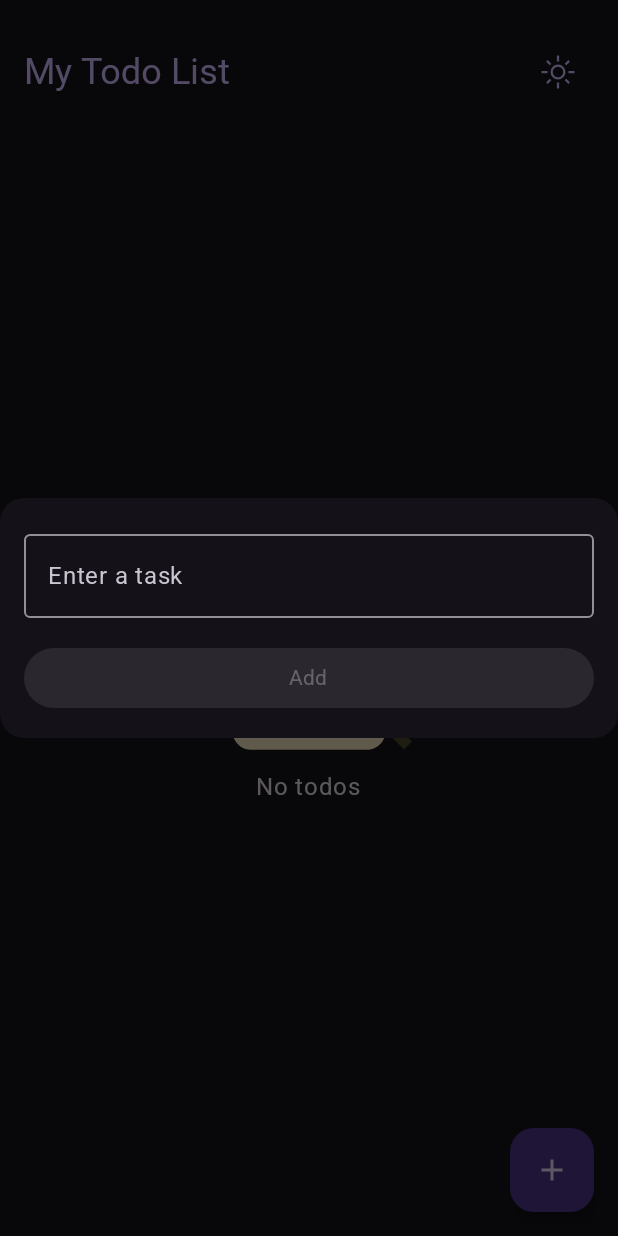
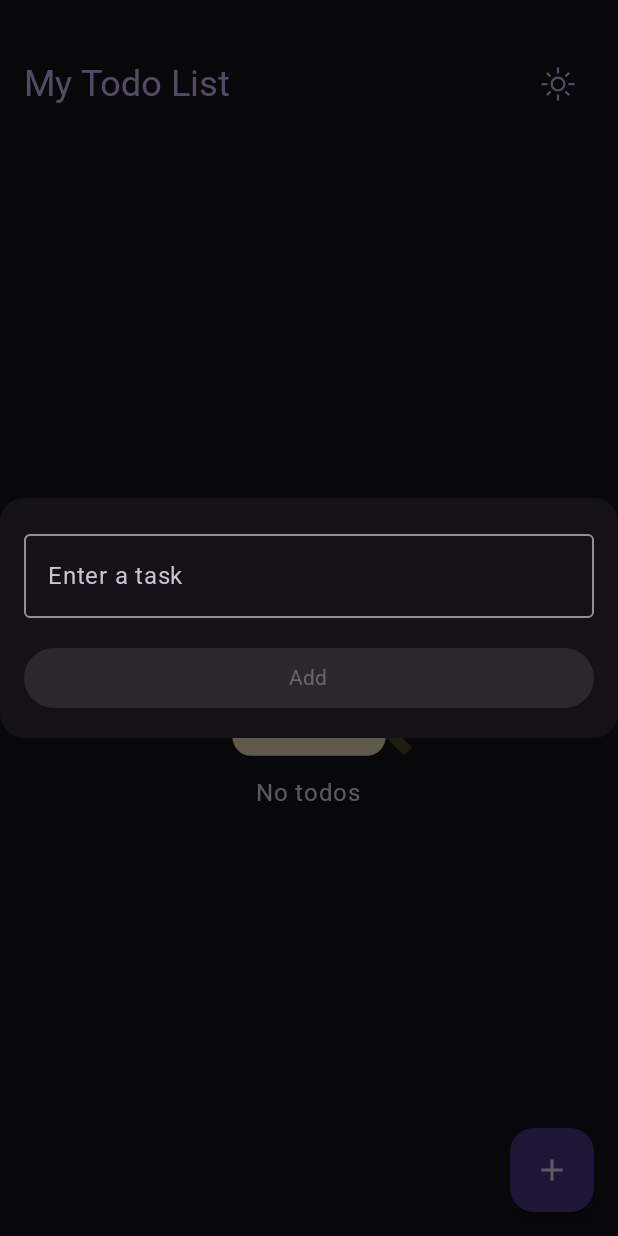
Before and after one commit to Norbert445/TaskFlow, an Android app built with Jetpack Compose: the screen it shows after launch (MainActivity), after a tap on "Floating action button for adding Todo.", on a phone screen of 412 x 824 dp. Run offline under Robolectric (Android 15) with nearby library versions, the phone set to English and light mode, and no system bars; our stand-ins replace Room's generated code; Roboto replaces fonts that are not available here; 1 other tap on this screen came first.

Commit message:
refactor: reusable padding sizes

```diff
--- a/app/src/main/java/com/example/taskflow/presentation/ui/create_todo/CreateTodoDialog.kt
+++ b/app/src/main/java/com/example/taskflow/presentation/ui/create_todo/CreateTodoDialog.kt
@@ -13,8 +13,8 @@ import androidx.compose.runtime.Composable
 import androidx.compose.ui.Modifier
 import androidx.compose.ui.draw.clip
 import androidx.compose.ui.res.stringResource
-import androidx.compose.ui.unit.dp
 import com.example.taskflow.R
+import com.example.taskflow.presentation.ui.theme.Dimens
 import org.koin.androidx.compose.koinViewModel
 
 @Composable
@@ -24,9 +24,9 @@ fun CreateTodoDialog(createTodoViewModel: CreateTodoViewModel = koinViewModel())
     Column(
         Modifier
             .fillMaxWidth()
-            .clip(RoundedCornerShape(16.dp))
+            .clip(RoundedCornerShape(Dimens.mediumPadding))
             .background(MaterialTheme.colorScheme.background)
-            .padding(16.dp)
+            .padding(Dimens.mediumPadding)
     ) {
         OutlinedTextField(
             modifier = Modifier.fillMaxWidth(),
@@ -40,7 +40,7 @@ fun CreateTodoDialog(createTodoViewModel: CreateTodoViewModel = koinViewModel())
                 createTodoViewModel.addTodo()
             }, modifier = Modifier
                 .fillMaxWidth()
-                .padding(top = 16.dp),
+                .padding(top = Dimens.mediumPadding),
             enabled = todoTitle.value.isNotEmpty()
         ) {
             Text(stringResource(R.string.task_add_title))
--- a/app/src/main/java/com/example/taskflow/presentation/ui/swipeable_item/SwipeableItemWithActions.kt
+++ b/app/src/main/java/com/example/taskflow/presentation/ui/swipeable_item/SwipeableItemWithActions.kt
@@ -25,7 +25,7 @@ import androidx.compose.ui.draw.clip
 import androidx.compose.ui.input.pointer.pointerInput
 import androidx.compose.ui.layout.onSizeChanged
 import androidx.compose.ui.unit.IntOffset
-import androidx.compose.ui.unit.dp
+import com.example.taskflow.presentation.ui.theme.Dimens
 import kotlinx.coroutines.launch
 import kotlin.math.roundToInt
 
@@ -47,7 +47,7 @@ fun SwipeableItemWithActions(
         modifier = modifier
             .fillMaxWidth()
             .height(IntrinsicSize.Min)
-            .clip(RoundedCornerShape(16.dp))
+            .clip(RoundedCornerShape(Dimens.mediumPadding))
     ) {
         Row(
             modifier = Modifier
--- /dev/null
+++ b/app/src/main/java/com/example/taskflow/presentation/ui/theme/Dimens.kt
@@ -0,0 +1,13 @@
+package com.example.taskflow.presentation.ui.theme
+
+import androidx.compose.ui.unit.dp
+
+object Dimens {
+    val miniPadding = 4.dp
+    val smallPadding = 8.dp
+    val mediumPadding = 16.dp
+    val largePadding = 32.dp
+
+    val circularProgressWidth = 64.dp
+    val smallIconSize = 24.dp
+}
--- a/app/src/main/java/com/example/taskflow/presentation/ui/todos/TodoItem.kt
+++ b/app/src/main/java/com/example/taskflow/presentation/ui/todos/TodoItem.kt
@@ -21,11 +21,11 @@ import androidx.compose.ui.Alignment
 import androidx.compose.ui.Modifier
 import androidx.compose.ui.res.stringResource
 import androidx.compose.ui.text.style.TextDecoration
-import androidx.compose.ui.unit.dp
 import com.example.taskflow.R
 import com.example.taskflow.domain.model.Todo
 import com.example.taskflow.presentation.ui.swipeable_item.ActionItem
 import com.example.taskflow.presentation.ui.swipeable_item.SwipeableItemWithActions
+import com.example.taskflow.presentation.ui.theme.Dimens
 
 @Composable
 fun TodoItem(
@@ -68,14 +68,14 @@ fun TodoItem(
                 contentDescription = "Delete todo"
             )
         },
-        modifier = modifier.padding(vertical = 8.dp),
+        modifier = modifier.padding(vertical = Dimens.smallPadding),
     ) {
         val animatedBackgroundColor =
             animateColorAsState(if (todo.isDone) MaterialTheme.colorScheme.tertiaryContainer else MaterialTheme.colorScheme.surfaceContainer)
         Row(
             modifier = Modifier
                 .background(animatedBackgroundColor.value)
-                .padding(8.dp),
+                .padding(Dimens.smallPadding),
             verticalAlignment = Alignment.CenterVertically
         ) {
 
--- a/app/src/main/java/com/example/taskflow/presentation/ui/todos/TodosScreen.kt
+++ b/app/src/main/java/com/example/taskflow/presentation/ui/todos/TodosScreen.kt
@@ -24,8 +24,8 @@ import androidx.compose.ui.Alignment
 import androidx.compose.ui.Modifier
 import androidx.compose.ui.res.painterResource
 import androidx.compose.ui.res.stringResource
-import androidx.compose.ui.unit.dp
 import com.example.taskflow.R
+import com.example.taskflow.presentation.ui.theme.Dimens
 import org.koin.androidx.compose.koinViewModel
 
 
@@ -43,9 +43,9 @@ fun TodosScreen(
             modifier = Modifier
                 .fillMaxWidth()
                 .padding(
-                    top = innerPadding.calculateTopPadding() + 24.dp,
-                    end = 16.dp,
-                    start = 16.dp
+                    top = innerPadding.calculateTopPadding() + Dimens.largePadding,
+                    end = Dimens.mediumPadding,
+                    start = Dimens.mediumPadding
                 ),
             horizontalArrangement = Arrangement.SpaceBetween,
             verticalAlignment = Alignment.CenterVertically
@@ -65,7 +65,7 @@ fun TodosScreen(
                     ),
                     tint = MaterialTheme.colorScheme.primary,
                     contentDescription = "Toggle light/dark mode",
-                    modifier = Modifier.size(24.dp)
+                    modifier = Modifier.size(Dimens.smallIconSize)
                 )
             }
         }
@@ -77,8 +77,8 @@ fun TodosScreen(
             ) {
                 CircularProgressIndicator(
                     modifier = Modifier
-                        .width(64.dp)
-                        .padding(bottom = 40.dp),
+                        .width(Dimens.circularProgressWidth)
+                        .padding(bottom = Dimens.largePadding + innerPadding.calculateBottomPadding()),
                 )
             }
             return@Column
@@ -101,8 +101,8 @@ fun TodosScreen(
             LazyColumn(
                 modifier = Modifier.fillMaxSize(),
                 contentPadding = PaddingValues(
-                    start = 16.dp,
-                    end = 16.dp,
+                    start = Dimens.mediumPadding,
+                    end = Dimens.mediumPadding,
                     bottom = innerPadding.calculateBottomPadding()
                 )
             ) {
@@ -113,7 +113,7 @@ fun TodosScreen(
                         Text(
                             stringResource(R.string.tasks_to_do_title),
                             style = MaterialTheme.typography.titleMedium.copy(color = MaterialTheme.colorScheme.secondary),
-                            modifier = Modifier.padding(vertical = 8.dp)
+                            modifier = Modifier.padding(vertical = Dimens.smallPadding)
                         )
                     }
 
@@ -133,8 +133,8 @@ fun TodosScreen(
                             style = MaterialTheme.typography.titleMedium.copy(color = MaterialTheme.colorScheme.tertiary),
                             modifier = Modifier
                                 .padding(
-                                    top = if (incompleteTodos.isNotEmpty()) 16.dp else 8.dp,
-                                    bottom = 8.dp
+                                    top = if (incompleteTodos.isNotEmpty()) Dimens.mediumPadding else Dimens.smallPadding,
+                                    bottom = Dimens.smallPadding
                                 )
                         )
                     }
```
Also changed, not shown: app/src/main/java/com/example/taskflow/presentation/ui/swipeable_item/ActionItem.kt (+4 -4 lines).
